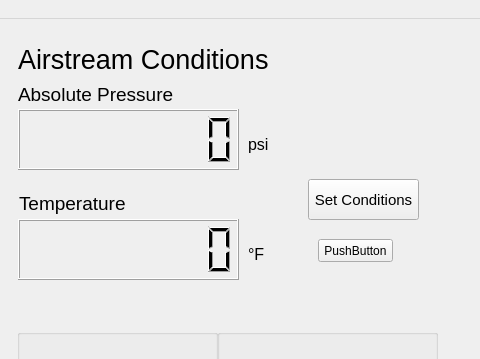
Old version of the form GUIs/basic_GUI.ui in the repository jbaviation/humidity_cart; both pictures show x 522 to 1002 and y 0 to 359 of the 1002 by 865 pixel window.
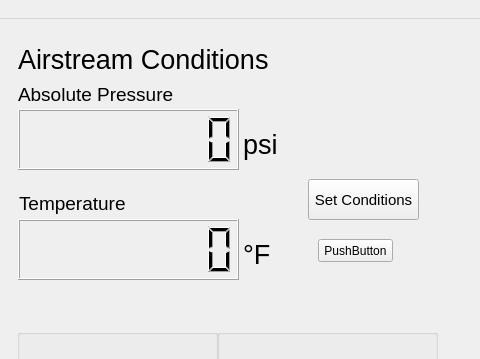
New version of the form.

```diff
--- a/GUIs/basic_GUI.ui
+++ b/GUIs/basic_GUI.ui
@@ -232,7 +232,7 @@
    <widget class="QLabel" name="PressureUnitLabel">
     <property name="geometry">
      <rect>
-      <x>770</x>
+      <x>765</x>
       <y>100</y>
       <width>71</width>
       <height>51</height>
@@ -240,7 +240,8 @@
     </property>
     <property name="font">
      <font>
-      <pointsize>12</pointsize>
+      <family>Arial</family>
+      <pointsize>20</pointsize>
      </font>
     </property>
     <property name="text">
@@ -250,7 +251,7 @@
    <widget class="QLabel" name="TemperatureUnitLabel">
     <property name="geometry">
      <rect>
-      <x>770</x>
+      <x>765</x>
       <y>210</y>
       <width>51</width>
       <height>51</height>
@@ -258,7 +259,8 @@
     </property>
     <property name="font">
      <font>
-      <pointsize>12</pointsize>
+      <family>Arial</family>
+      <pointsize>20</pointsize>
      </font>
     </property>
     <property name="text">
```
Left out of the diff: 2 changed lines with no effect on the pictures.
